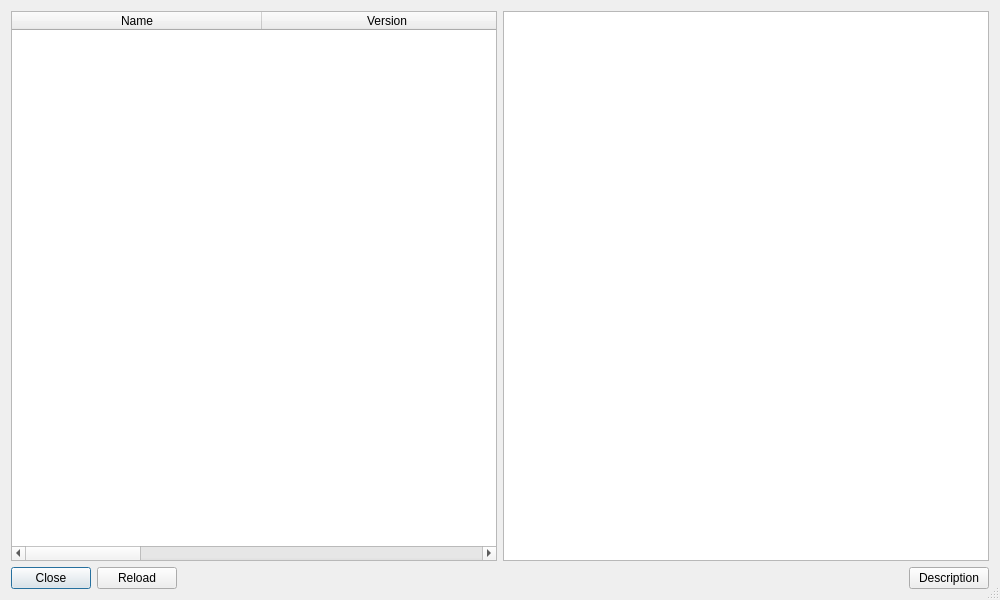
Bluscream/pyTSon_plugins, file addonList/addons.ui: the form before one commit.
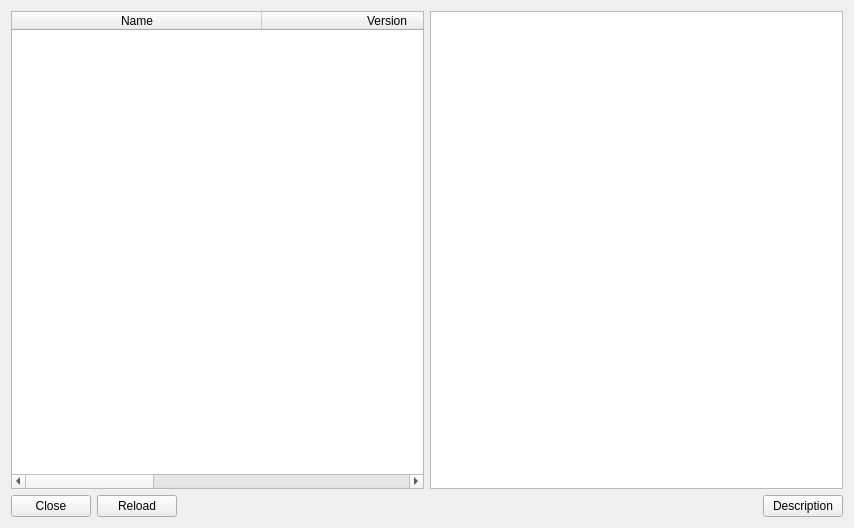
The form after the commit.

Patch:
```diff
--- a/addonList/addons.ui
+++ b/addonList/addons.ui
@@ -1,20 +1,17 @@
 <?xml version="1.0" encoding="UTF-8"?>
 <ui version="4.0">
- <class>Dialog</class>
- <widget class="QDialog" name="Dialog">
+ <class>addonsList</class>
+ <widget class="QWidget" name="addonsList">
   <property name="geometry">
    <rect>
     <x>0</x>
     <y>0</y>
-    <width>1000</width>
-    <height>600</height>
+    <width>854</width>
+    <height>528</height>
    </rect>
   </property>
   <property name="windowTitle">
-   <string>Client Addons</string>
-  </property>
-  <property name="sizeGripEnabled">
-   <bool>true</bool>
+   <string>Form</string>
   </property>
   <layout class="QVBoxLayout" name="verticalLayout">
    <item>
@@ -24,8 +21,11 @@
        <attribute name="horizontalHeaderDefaultSectionSize">
         <number>250</number>
        </attribute>
+       <attribute name="horizontalHeaderMinimumSectionSize">
+        <number>50</number>
+       </attribute>
        <attribute name="horizontalHeaderShowSortIndicator" stdset="0">
-        <bool>true</bool>
+        <bool>false</bool>
        </attribute>
        <attribute name="horizontalHeaderStretchLastSection">
         <bool>true</bool>
@@ -45,11 +45,6 @@
          <string>Author</string>
         </property>
        </column>
-       <column>
-        <property name="text">
-         <string>API</string>
-        </property>
-       </column>
       </widget>
      </item>
      <item>
```
Left out of the diff: 6 changed lines with no effect on the pictures.
